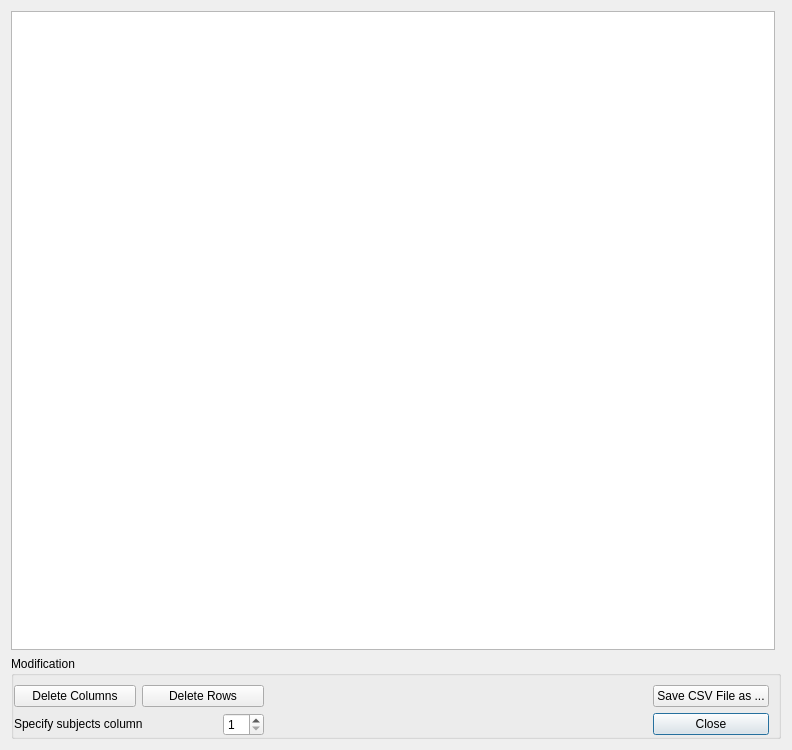
Above: EditInputDialog.ui from jeantm/FADTTS before the change. Below: the same form after it.
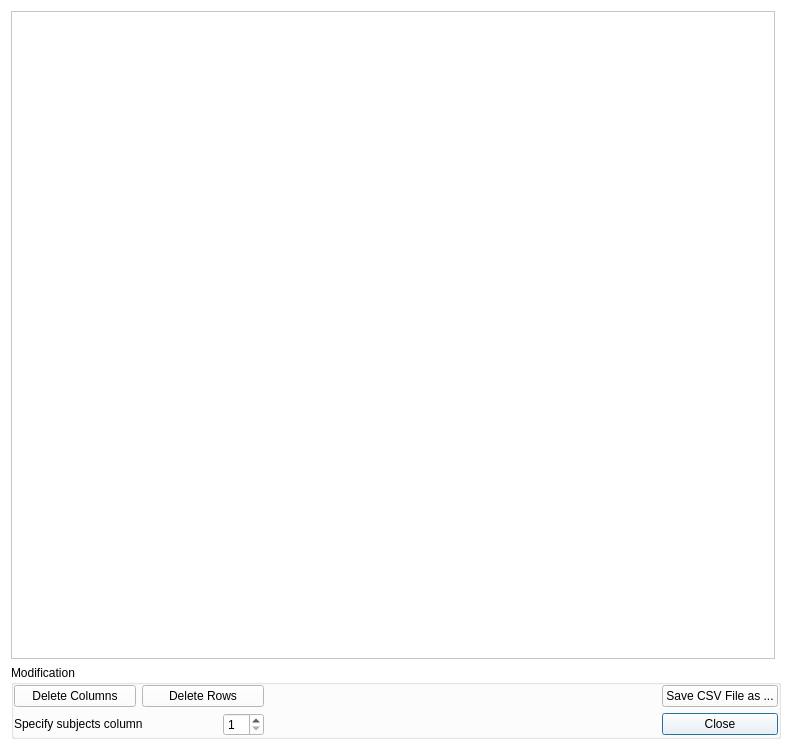
That is the form after the change.

```diff
--- a/EditInputDialog.ui
+++ b/EditInputDialog.ui
@@ -16,6 +16,421 @@
     <verstretch>0</verstretch>
    </sizepolicy>
   </property>
+  <property name="palette">
+   <palette>
+    <active>
+     <colorrole role="WindowText">
+      <brush brushstyle="SolidPattern">
+       <color alpha="255">
+        <red>0</red>
+        <green>0</green>
+        <blue>0</blue>
+       </color>
+      </brush>
+     </colorrole>
+     <colorrole role="Button">
+      <brush brushstyle="SolidPattern">
+       <color alpha="255">
+        <red>255</red>
+        <green>255</green>
+        <blue>255</blue>
+       </color>
+      </brush>
+     </colorrole>
+     <colorrole role="Light">
+      <brush brushstyle="SolidPattern">
+       <color alpha="255">
+        <red>255</red>
+        <green>255</green>
+        <blue>255</blue>
+       </color>
+      </brush>
+     </colorrole>
+     <colorrole role="Midlight">
+      <brush brushstyle="SolidPattern">
+       <color alpha="255">
+        <red>255</red>
+        <green>255</green>
+        <blue>255</blue>
+       </color>
+      </brush>
+     </colorrole>
+     <colorrole role="Dark">
+      <brush brushstyle="SolidPattern">
+       <color alpha="255">
+        <red>127</red>
+        <green>127</green>
+        <blue>127</blue>
+       </color>
+      </brush>
+     </colorrole>
+     <colorrole role="Mid">
+      <brush brushstyle="SolidPattern">
+       <color alpha="255">
+        <red>170</red>
+        <green>170</green>
+        <blue>170</blue>
+       </color>
+      </brush>
+     </colorrole>
+     <colorrole role="Text">
+      <brush brushstyle="SolidPattern">
+       <color alpha="255">
+        <red>0</red>
+        <green>0</green>
+        <blue>0</blue>
+       </color>
+      </brush>
+     </colorrole>
+     <colorrole role="BrightText">
+      <brush brushstyle="SolidPattern">
+       <color alpha="255">
+        <red>255</red>
+        <green>255</green>
+        <blue>255</blue>
+       </color>
+      </brush>
+     </colorrole>
+     <colorrole role="ButtonText">
+      <brush brushstyle="SolidPattern">
+       <color alpha="255">
+        <red>0</red>
+        <green>0</green>
+        <blue>0</blue>
+       </color>
+      </brush>
+     </colorrole>
+     <colorrole role="Base">
+      <brush brushstyle="SolidPattern">
+       <color alpha="255">
+        <red>255</red>
+        <green>255</green>
+        <blue>255</blue>
+       </color>
+      </brush>
+     </colorrole>
+     <colorrole role="Window">
+      <brush brushstyle="SolidPattern">
+       <color alpha="255">
+        <red>255</red>
+        <green>255</green>
+        <blue>255</blue>
+       </color>
+      </brush>
+     </colorrole>
+     <colorrole role="Shadow">
+      <brush brushstyle="SolidPattern">
+       <color alpha="255">
+        <red>0</red>
+        <green>0</green>
+        <blue>0</blue>
+       </color>
+      </brush>
+     </colorrole>
+     <colorrole role="AlternateBase">
+      <brush brushstyle="SolidPattern">
+       <color alpha="255">
+        <red>255</red>
+        <green>255</green>
+        <blue>255</blue>
+       </color>
+      </brush>
+     </colorrole>
+     <colorrole role="ToolTipBase">
+      <brush brushstyle="SolidPattern">
+       <color alpha="255">
+        <red>255</red>
+        <green>255</green>
+        <blue>220</blue>
+       </color>
+      </brush>
+     </colorrole>
+     <colorrole role="ToolTipText">
+      <brush brushstyle="SolidPattern">
+       <color alpha="255">
+        <red>0</red>
+        <green>0</green>
+        <blue>0</blue>
+       </color>
+      </brush>
+     </colorrole>
+    </active>
+    <inactive>
+     <colorrole role="WindowText">
+      <brush brushstyle="SolidPattern">
+       <color alpha="255">
+        <red>0</red>
+        <green>0</green>
+        <blue>0</blue>
+       </color>
+      </brush>
+     </colorrole>
+     <colorrole role="Button">
+      <brush brushstyle="SolidPattern">
+       <color alpha="255">
+        <red>255</red>
+        <green>255</green>
+        <blue>255</blue>
+       </color>
+      </brush>
+     </colorrole>
+     <colorrole role="Light">
+      <brush brushstyle="SolidPattern">
+       <color alpha="255">
+        <red>255</red>
+        <green>255</green>
+        <blue>255</blue>
+       </color>
+      </brush>
+     </colorrole>
+     <colorrole role="Midlight">
+      <brush brushstyle="SolidPattern">
+       <color alpha="255">
+        <red>255</red>
+        <green>255</green>
+        <blue>255</blue>
+       </color>
+      </brush>
+     </colorrole>
+     <colorrole role="Dark">
+      <brush brushstyle="SolidPattern">
+       <color alpha="255">
+        <red>127</red>
+        <green>127</green>
+        <blue>127</blue>
+       </color>
+      </brush>
+     </colorrole>
+     <colorrole role="Mid">
+      <brush brushstyle="SolidPattern">
+       <color alpha="255">
+        <red>170</red>
+        <green>170</green>
+        <blue>170</blue>
+       </color>
+      </brush>
+     </colorrole>
+     <colorrole role="Text">
+      <brush brushstyle="SolidPattern">
+       <color alpha="255">
+        <red>0</red>
+        <green>0</green>
+        <blue>0</blue>
+       </color>
+      </brush>
+     </colorrole>
+     <colorrole role="BrightText">
+      <brush brushstyle="SolidPattern">
+       <color alpha="255">
+        <red>255</red>
+        <green>255</green>
+        <blue>255</blue>
+       </color>
+      </brush>
+     </colorrole>
+     <colorrole role="ButtonText">
+      <brush brushstyle="SolidPattern">
+       <color alpha="255">
+        <red>0</red>
+        <green>0</green>
+        <blue>0</blue>
+       </color>
+      </brush>
+     </colorrole>
+     <colorrole role="Base">
+      <brush brushstyle="SolidPattern">
+       <color alpha="255">
+        <red>255</red>
+        <green>255</green>
+        <blue>255</blue>
+       </color>
+      </brush>
+     </colorrole>
+     <colorrole role="Window">
+      <brush brushstyle="SolidPattern">
+       <color alpha="255">
+        <red>255</red>
+        <green>255</green>
+        <blue>255</blue>
+       </color>
+      </brush>
+     </colorrole>
+     <colorrole role="Shadow">
+      <brush brushstyle="SolidPattern">
+       <color alpha="255">
+        <red>0</red>
+        <green>0</green>
+        <blue>0</blue>
+       </color>
+      </brush>
+     </colorrole>
+     <colorrole role="AlternateBase">
+      <brush brushstyle="SolidPattern">
+       <color alpha="255">
+        <red>255</red>
+        <green>255</green>
+        <blue>255</blue>
+       </color>
+      </brush>
+     </colorrole>
+     <colorrole role="ToolTipBase">
+      <brush brushstyle="SolidPattern">
+       <color alpha="255">
+        <red>255</red>
+        <green>255</green>
+        <blue>220</blue>
+       </color>
+      </brush>
+     </colorrole>
+     <colorrole role="ToolTipText">
+      <brush brushstyle="SolidPattern">
+       <color alpha="255">
+        <red>0</red>
+        <green>0</green>
+        <blue>0</blue>
+       </color>
+      </brush>
+     </colorrole>
+    </inactive>
+    <disabled>
+     <colorrole role="WindowText">
+      <brush brushstyle="SolidPattern">
+       <color alpha="255">
+        <red>127</red>
+        <green>127</green>
+        <blue>127</blue>
+       </color>
+      </brush>
+     </colorrole>
+     <colorrole role="Button">
+      <brush brushstyle="SolidPattern">
+       <color alpha="255">
+        <red>255</red>
+        <green>255</green>
+        <blue>255</blue>
+       </color>
+      </brush>
+     </colorrole>
+     <colorrole role="Light">
+      <brush brushstyle="SolidPattern">
+       <color alpha="255">
+        <red>255</red>
+        <green>255</green>
+        <blue>255</blue>
+       </color>
+      </brush>
+     </colorrole>
+     <colorrole role="Midlight">
+      <brush brushstyle="SolidPattern">
+       <color alpha="255">
+        <red>255</red>
+        <green>255</green>
+        <blue>255</blue>
+       </color>
+      </brush>
+     </colorrole>
+     <colorrole role="Dark">
+      <brush brushstyle="SolidPattern">
+       <color alpha="255">
+        <red>127</red>
+        <green>127</green>
+        <blue>127</blue>
+       </color>
+      </brush>
+     </colorrole>
+     <colorrole role="Mid">
+      <brush brushstyle="SolidPattern">
+       <color alpha="255">
+        <red>170</red>
+        <green>170</green>
+        <blue>170</blue>
+       </color>
+      </brush>
+     </colorrole>
+     <colorrole role="Text">
+      <brush brushstyle="SolidPattern">
+       <color alpha="255">
+        <red>127</red>
+        <green>127</green>
+        <blue>127</blue>
+       </color>
+      </brush>
+     </colorrole>
+     <colorrole role="BrightText">
+      <brush brushstyle="SolidPattern">
+       <color alpha="255">
+        <red>255</red>
+        <green>255</green>
+        <blue>255</blue>
+       </color>
+      </brush>
+     </colorrole>
+     <colorrole role="ButtonText">
+      <brush brushstyle="SolidPattern">
+       <color alpha="255">
+        <red>127</red>
+        <green>127</green>
+        <blue>127</blue>
+       </color>
+      </brush>
+     </colorrole>
+     <colorrole role="Base">
+      <brush brushstyle="SolidPattern">
+       <color alpha="255">
+        <red>255</red>
+        <green>255</green>
+        <blue>255</blue>
+       </color>
+      </brush>
+     </colorrole>
+     <colorrole role="Window">
+      <brush brushstyle="SolidPattern">
+       <color alpha="255">
+        <red>255</red>
+        <green>255</green>
+        <blue>255</blue>
+       </color>
+      </brush>
+     </colorrole>
+     <colorrole role="Shadow">
+      <brush brushstyle="SolidPattern">
+       <color alpha="255">
+        <red>0</red>
+        <green>0</green>
+        <blue>0</blue>
+       </color>
+      </brush>
+     </colorrole>
+     <colorrole role="AlternateBase">
+      <brush brushstyle="SolidPattern">
+       <color alpha="255">
+        <red>255</red>
+        <green>255</green>
+        <blue>255</blue>
+       </color>
+      </brush>
+     </colorrole>
+     <colorrole role="ToolTipBase">
+      <brush brushstyle="SolidPattern">
+       <color alpha="255">
+        <red>255</red>
+        <green>255</green>
+        <blue>220</blue>
+       </color>
+      </brush>
+     </colorrole>
+     <colorrole role="ToolTipText">
+      <brush brushstyle="SolidPattern">
+       <color alpha="255">
+        <red>0</red>
+        <green>0</green>
+        <blue>0</blue>
+       </color>
+      </brush>
+     </colorrole>
+    </disabled>
+   </palette>
+  </property>
   <property name="windowTitle">
    <string>Dialog</string>
   </property>
@@ -38,10 +453,7 @@
       <string>Modification</string>
      </property>
      <layout class="QGridLayout" name="gridLayout_3">
-      <property name="leftMargin">
-       <number>0</number>
-      </property>
-      <property name="bottomMargin">
+      <property name="margin">
        <number>0</number>
       </property>
       <item row="1" column="5">
```
Left out of the diff: 8 changed lines with no effect on the pictures.
